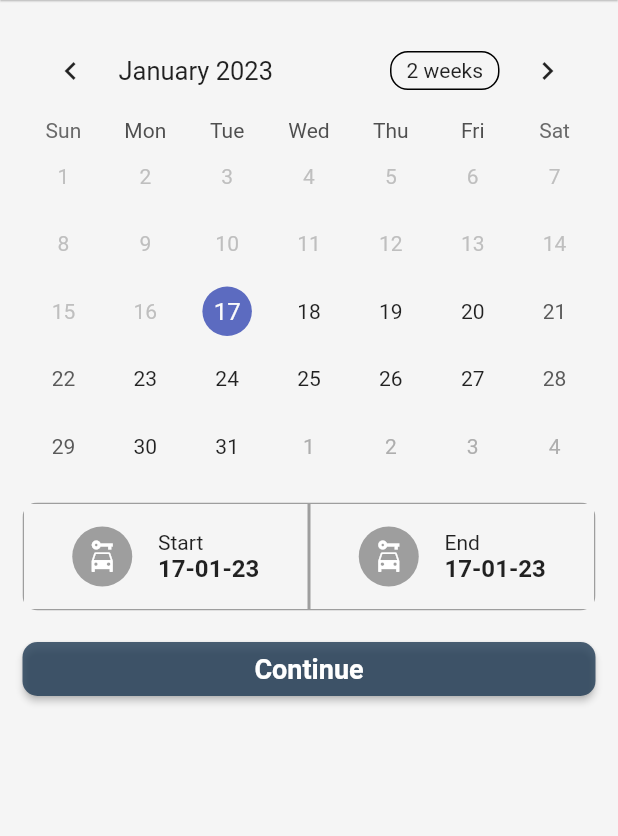
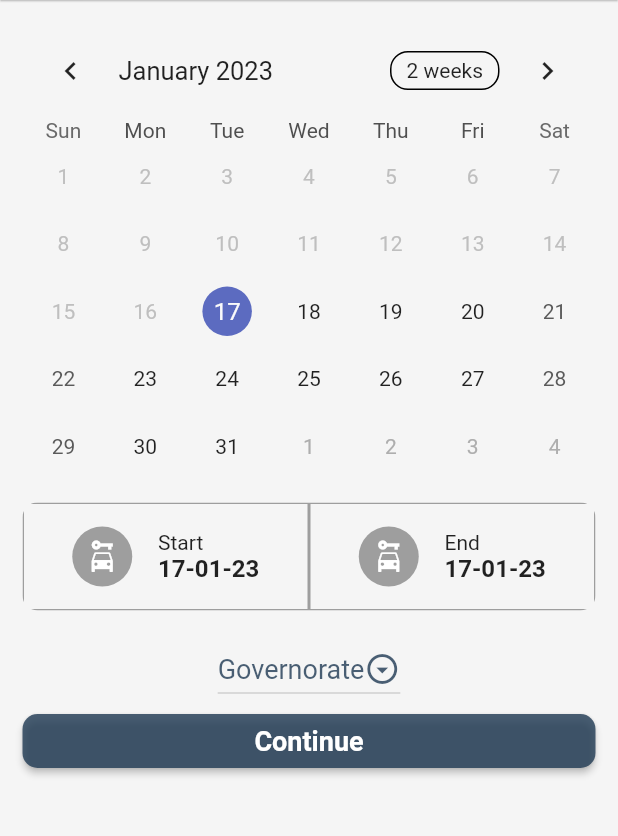
Before and after one commit to SeemaNassar/SWProject-flycar-, a Flutter app: the CalendarPage screen opened directly, on a phone screen of 412 x 824 dp, the part 84-920 px from its top. Run offline on Flutter 3.47's test engine with Material 2 defaults, Android fonts, the phone set to English and light mode, and no system bars; drawn by our look-alikes of table_calendar; our stand-ins replace animated_theme_switcher, awesome_dialog, flutter_credit_card, flutter_map, flutter_rating_bar, fluttertoast and 8 more; missing offline and left inert: dart:ffi, flutter_session_manager; accounts and stored records are empty; network calls fail; project files that could hold a hidden picture were left out.

```diff
--- a/lib/pages/calendar_page/calender_page.dart
+++ b/lib/pages/calendar_page/calender_page.dart
@@ -1,5 +1,9 @@
+
+import 'dart:collection';
+import 'dart:convert';
 
 import 'package:flycar/ProfilePages/page/profile_page.dart';
+import 'package:flycar/api/model/company_model.dart';
 import 'package:flycar/pages/appbar.dart';
 import 'package:flycar/pages/car_details/card_details_widgets/rental_info.dart';
 // import 'package:car_rental/shared_widgets/appbar.dart';
@@ -13,20 +17,39 @@ import 'package:flycar/screens/home_screen/homebody.dart';
 import 'calendar_widgets/calendar.dart';
 import 'package:flycar/screens/home_screen/home_screen.dart';
 import 'package:flycar/sharedPrefs.dart';
+import 'package:http/http.dart' as http;
+import '/api/fetchData.dart';
 class CalendarPage extends StatefulWidget {
   CalendarPage({Key? key}) : super(key: key);
 
   @override
   _CalendarPageState createState() => _CalendarPageState();
 }
+late List<CompanyModel> allcmp;
+late List<String> items;
+class _CalendarPageState extends State<CalendarPage> {
 
-class _CalendarPageState extends State<CalendarPage> {
+
+  @override
+  void initState() {
+   allcmp=[];
+   items=[];
+     fetchAllCompany();
+//dropdownvalue = 'Governorate';
+    super.initState();
+  }
+
+  // List of items in our dropdown menu
+  //var items ;
   final _servicio = new ServicioSingleton();
  double _drawerIconSize = 24;
-
+String dropdownvalue = 'Governorate';
   double _drawerFontSize = 17;
   @override
   Widget build(BuildContext context) {
+   // items.add('value');
+
+
     return Scaffold(
         // backgroundColor: Color.fromRGBO(49, 81, 113, 1),
       // appBar: AppBar(
@@ -62,7 +85,15 @@ class _CalendarPageState extends State<CalendarPage> {
 
       backgroundColor: Colors.grey[100],
       body: SafeArea(
-
+      //     decoration: new BoxDecoration(
+      //   gradient: new LinearGradient(
+      //     colors: [Theme.of(context).accentColor, Theme.of(context).primaryColor],
+      //     begin: const FractionalOffset(0.5, 0.3),
+      //     end: const FractionalOffset(0.6, 0),
+      //     stops: [0.0, 0.8],
+      //     tileMode: TileMode.clamp,
+      //   ),
+      // ),
           child: ListView(
         padding: EdgeInsets.all(15),
         children: [
@@ -70,6 +101,38 @@ class _CalendarPageState extends State<CalendarPage> {
             children: [
               CalendarSelectionRange(),
               rentalInfo(),
+   DropdownButton(
+
+            // Initial Value
+            value: dropdownvalue,
+              style: new TextStyle(
+        color: Color.fromARGB(209, 35, 61, 86),
+        fontFamily: 'halter',
+                          fontSize: 18,
+                          package: 'flutter_credit_card',
+
+
+      ),
+      iconEnabledColor:Color.fromARGB(209, 35, 61, 86),
+
+            // Down Arrow Icon
+            icon: const Icon(Icons.arrow_drop_down_circle_outlined),
+
+            // Array list of items
+            items: items.map((String items) {
+              return DropdownMenuItem(
+                value: items,
+                child: Text(items),
+              );
+            }).toList(),
+            // After selecting the desired option,it will
+            // change button value to selected value
+            onChanged: (String? newValue) {
+              setState(() {
+                dropdownvalue = newValue!;
+              });
+            },
+          ),
               ElevatedButton(
                   onPressed: () {
                     _servicio.diaINICIO.value == null &&
@@ -83,6 +146,7 @@ class _CalendarPageState extends State<CalendarPage> {
                             padding: EdgeInsets.all(16),
                           ))
                         :{
+                          sharedPrefs.saveLoc(dropdownvalue),
                            Navigator.of(context)
                             .push(CupertinoPageRoute(builder: (context) {
                             return HomeScreen();
@@ -98,6 +162,9 @@ class _CalendarPageState extends State<CalendarPage> {
                         borderRadius: BorderRadius.circular(10))),
 
                   ),
+                  ///
+
+                  /////
                   child: Row(
                     mainAxisAlignment: MainAxisAlignment.center,
                     children: [
@@ -111,11 +178,30 @@ class _CalendarPageState extends State<CalendarPage> {
                     ],
 
                   )
-                  )
+
+                  ),
+
+
+
             ],
           ),
+
         ],
       )),
     );
   }
+   Future<List<CompanyModel>> fetchAllCompany() async {
+   items.clear();
+   items.add('Governorate');
+
+    var res= await http.get( Uri.parse(fetchData.baseURL+'/company'));
+               var body = jsonDecode(res.body) as List;
+   allcmp=List<CompanyModel>.from(body.map((i) => CompanyModel.fromJson(i)));
+   for(int w=1;w<allcmp.length;w++){
+    items.add(allcmp.elementAt(w).location_company.toUpperCase());
+   }
+   items = LinkedHashSet<String>.from(items).toList();
+    return body.map((i) => CompanyModel.fromJson(i)).toList();
+
+  }
 }
--- a/lib/screens/details_screen/bottom.dart
+++ b/lib/screens/details_screen/bottom.dart
@@ -50,7 +50,7 @@ class _BottomState extends State<Bottom> {
 
         ]),
         Row(mainAxisAlignment: MainAxisAlignment.spaceBetween, children: [
-          overview(widget.companyModel.location_company, Icons.location_on_rounded),
+          overview(widget.companyModel.location_company.toUpperCase(), Icons.location_on_rounded),
           overview(widget.carModel.seats, Icons.chair),
         ]),
         //
--- a/lib/screens/home_screen/filter.dart
+++ b/lib/screens/home_screen/filter.dart
@@ -257,6 +257,7 @@ var w= await _runFilter2(_selectedItems);
     }
   }
 
+
   @override
   Widget build(BuildContext context) {
  //list=widget.carModel;
@@ -314,7 +315,7 @@ appBar: AppBar(
 
         //padding: const EdgeInsets.all(20),
         child: Column(
-  mainAxisAlignment: MainAxisAlignment.center,
+  mainAxisAlignment: MainAxisAlignment.start,
           crossAxisAlignment: CrossAxisAlignment.center,
          // crossAxisAlignment:CrossAxisAlignment.stretch,
           children: [
@@ -329,6 +330,7 @@ appBar: AppBar(
 
 
           ),
+
 
 
                Container(
--- a/lib/sharedPrefs.dart
+++ b/lib/sharedPrefs.dart
@@ -13,6 +13,11 @@ class sharedPrefs {
    static savewall(String wal) async {
     SharedPreferences prefs = await SharedPreferences.getInstance();
     prefs.setString("wallet", wal);
+
+  }
+   static saveLoc(String loc) async {
+    SharedPreferences prefs = await SharedPreferences.getInstance();
+    prefs.setString("location", loc);
 
   }
   static saveDates(String s,String e,String t) async {
```
Also changed, not shown: lib/screens/home_screen/home_screen.dart (+8 -1 lines), lib/screens/home_screen/homebody.dart (+17 -2 lines), lib/screens/onboarding_screen/onboarding_screen.dart (deleted, +0 -87 lines).
